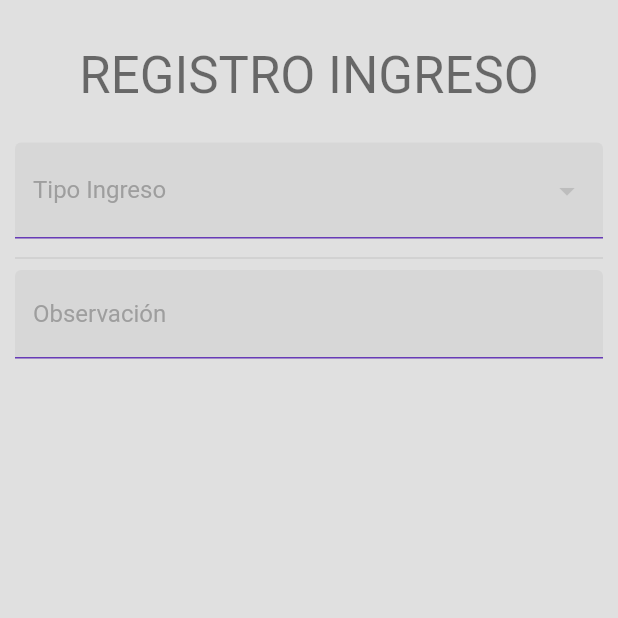
After one commit to AleMicky/app-ingreso, a Flutter app: the screen it shows after launch, on a phone screen of 412 x 824 dp, the top half of it. The commit adds this screen. Run offline on Flutter 3.47's test engine with Material 2 defaults, Android fonts, the phone set to English and light mode, and no system bars; our stand-ins replace flutter_secure_storage; network calls fail.

Commit message:
formulario entry

```diff
--- a/lib/main.dart
+++ b/lib/main.dart
@@ -1,9 +1,11 @@
 import 'package:flutter/material.dart';
 import 'package:ingreso/src/pages/check_auth_page.dart';
+import 'package:ingreso/src/pages/entry_page.dart';
 import 'package:ingreso/src/pages/home_page.dart';
 import 'package:ingreso/src/pages/login_page.dart';
 import 'package:ingreso/src/services/auth_service.dart';
 import 'package:ingreso/src/services/notifications_service.dart';
+import 'package:ingreso/src/services/tipo_ingreso_service.dart';
 import 'package:ingreso/src/theme/tema.dart';
 import 'package:provider/provider.dart';
 
@@ -15,14 +17,16 @@ class MyApp extends StatelessWidget {
     return MultiProvider(
       providers: [
         ChangeNotifierProvider(create: (_) => new AuthService()),
+        ChangeNotifierProvider(create: (_) => new TipoIngresoService()),
       ],
       child: MaterialApp(
         title: 'Ingreso App',
         debugShowCheckedModeBanner: false,
-        initialRoute: 'checking',
+        initialRoute: 'entry',
         routes: {
           'checking': (_) => CheckAuthPage(),
           'home': (BuildContext context) => HomePage(),
+          'entry': (BuildContext context) => EntryPage(),
           'login': (BuildContext context) => LoginPage(),
         },
         scaffoldMessengerKey: NotificationsService.messengerKey,
--- /dev/null
+++ b/lib/src/models/tipoIngreso.dart
@@ -0,0 +1,94 @@
+// To parse this JSON data, do
+//
+//     final tipoIngreso = tipoIngresoFromMap(jsonString);
+
+import 'dart:convert';
+
+List<TipoIngreso> tipoIngresoFromMap(String str) =>
+    List<TipoIngreso>.from(json.decode(str).map((x) => TipoIngreso.fromMap(x)));
+
+String tipoIngresoToMap(List<TipoIngreso> data) =>
+    json.encode(List<dynamic>.from(data.map((x) => x.toMap())));
+
+class TipoIngreso {
+  int id;
+  String descripcion;
+  bool empresa;
+  bool placa;
+  bool fotoPlaca;
+  bool cedula;
+  bool fotoCedula;
+  bool nombre;
+  bool pasajero;
+  bool calle;
+  bool numero;
+
+  TipoIngreso({
+    required this.id,
+    required this.descripcion,
+    required this.empresa,
+    required this.placa,
+    required this.fotoPlaca,
+    required this.cedula,
+    required this.fotoCedula,
+    required this.nombre,
+    required this.pasajero,
+    required this.calle,
+    required this.numero,
+  });
+
+  TipoIngreso copyWith({
+    int? id,
+    String? descripcion,
+    bool? empresa,
+    bool? placa,
+    bool? fotoPlaca,
+    bool? cedula,
+    bool? fotoCedula,
+    bool? nombre,
+    bool? pasajero,
+    bool? calle,
+    bool? numero,
+  }) =>
+      TipoIngreso(
+        id: id ?? this.id,
+        descripcion: descripcion ?? this.descripcion,
+        empresa: empresa ?? this.empresa,
+        placa: placa ?? this.placa,
+        fotoPlaca: fotoPlaca ?? this.fotoPlaca,
+        cedula: cedula ?? this.cedula,
+        fotoCedula: fotoCedula ?? this.fotoCedula,
+        nombre: nombre ?? this.nombre,
+        pasajero: pasajero ?? this.pasajero,
+        calle: calle ?? this.calle,
+        numero: numero ?? this.numero,
+      );
+
+  factory TipoIngreso.fromMap(Map<String, dynamic> json) => TipoIngreso(
+        id: json["id"],
+        descripcion: json["descripcion"],
+        empresa: json["empresa"],
+        placa: json["placa"],
+        fotoPlaca: json["fotoPlaca"],
+        cedula: json["cedula"],
+        fotoCedula: json["fotoCedula"],
+        nombre: json["nombre"],
+        pasajero: json["pasajero"],
+        calle: json["calle"],
+        numero: json["numero"],
+      );
+
+  Map<String, dynamic> toMap() => {
+        "id": id,
+        "descripcion": descripcion,
+        "empresa": empresa,
+        "placa": placa,
+        "fotoPlaca": fotoPlaca,
+        "cedula": cedula,
+        "fotoCedula": fotoCedula,
+        "nombre": nombre,
+        "pasajero": pasajero,
+        "calle": calle,
+        "numero": numero,
+      };
+}
--- /dev/null
+++ b/lib/src/pages/entry_page.dart
@@ -0,0 +1,136 @@
+import 'package:flutter/material.dart';
+import 'package:ingreso/src/models/tipoIngreso.dart';
+import 'package:ingreso/src/providers/entry_form_provider.dart';
+import 'package:ingreso/src/services/tipo_ingreso_service.dart';
+import 'package:ingreso/src/ui/input_decorations.dart';
+import 'package:provider/provider.dart';
+
+class EntryPage extends StatelessWidget {
+  const EntryPage({Key? key}) : super(key: key);
+
+  @override
+  Widget build(BuildContext context) {
+    return Scaffold(
+      body: SafeArea(
+        child: SingleChildScrollView(
+          child: Padding(
+            padding: EdgeInsets.symmetric(horizontal: 10.0, vertical: 20.0),
+            child: Column(
+              children: [
+                SizedBox(height: 10),
+                Center(
+                  child: Text(
+                    'REGISTRO INGRESO',
+                    style: Theme.of(context).textTheme.headline4,
+                  ),
+                ),
+                SizedBox(
+                  height: 20.0,
+                ),
+                ChangeNotifierProvider(
+                  create: (_) => EntryFormProvider(),
+                  child: _FormRntry(),
+                ),
+              ],
+            ),
+          ),
+        ),
+      ),
+    );
+  }
+}
+
+class _FormRntry extends StatelessWidget {
+  @override
+  Widget build(BuildContext context) {
+    final headlines = Provider.of<TipoIngresoService>(context).headlines;
+    final entryForm = Provider.of<EntryFormProvider>(context);
+
+    return Container(
+      child: Form(
+        autovalidateMode: AutovalidateMode.onUserInteraction,
+        key: entryForm.formKey,
+        child: Column(
+          children: [
+            SizedBox(
+              height: 5.0,
+            ),
+            DropdownButtonFormField<TipoIngreso>(
+              items: headlines
+                  .map(
+                    (value) => DropdownMenuItem(
+                      child: Text(value.descripcion),
+                      value: value,
+                    ),
+                  )
+                  .toList(),
+              // value: _opcionSeleccionada,
+              onSaved: (value) => entryForm.idTipoIngreso = value!.id,
+              decoration: InputDecorations.authInputDecoration(
+                labelText: 'Tipo Ingreso',
+              ),
+              onChanged: (opt) => entryForm.iniciarEvento(opt as TipoIngreso),
+            ),
+            entryForm.placaBool
+                ? _espacio(
+                    TextFormField(
+                      textCapitalization: TextCapitalization.sentences,
+                      decoration: InputDecorations.authInputDecoration(
+                        labelText: 'Placa',
+                      ),
+                      keyboardType: TextInputType.text,
+                      validator: (value) => (value == null || value.isEmpty)
+                          ? 'Por favor ingrese un texto'
+                          : null,
+                      onSaved: (value) => entryForm.placa = value!.trim(),
+                    ),
+                  )
+                : Container(),
+            entryForm.empresaBool
+                ? _espacio(
+                    TextFormField(
+                      textCapitalization: TextCapitalization.sentences,
+                      decoration: InputDecorations.authInputDecoration(
+                        labelText: 'Empresa',
+                      ),
+                      keyboardType: TextInputType.text,
+                      validator: (value) => (value == null || value.isEmpty)
+                          ? 'Por favor ingrese un texto'
+                          : null,
+                      onSaved: (value) => entryForm.empresa = value!.trim(),
+                    ),
+                  )
+                : Container(),
+            SizedBox(
+              height: 5.0,
+            ),
+            Divider(),
+            TextFormField(
+              textCapitalization: TextCapitalization.sentences,
+              decoration: InputDecorations.authInputDecoration(
+                labelText: 'Observación',
+              ),
+              keyboardType: TextInputType.text,
+              validator: (value) => (value == null || value.isEmpty)
+                  ? 'Por favor ingrese un texto'
+                  : null,
+              onSaved: (value) => print(value!.trim()),
+            ),
+          ],
+        ),
+      ),
+    );
+  }
+
+  Column _espacio(Widget child) {
+    return Column(
+      children: [
+        SizedBox(
+          height: 5.0,
+        ),
+        Divider(),
+        child
+      ],
+    );
+  }
+}
--- /dev/null
+++ b/lib/src/providers/entry_form_provider.dart
@@ -0,0 +1,84 @@
+import 'package:flutter/material.dart';
+import 'package:ingreso/src/models/tipoIngreso.dart';
+
+class EntryFormProvider extends ChangeNotifier {
+  GlobalKey<FormState> formKey = new GlobalKey<FormState>();
+  int _idTipoIngreso = 0;
+  String _placa = '';
+  String _empresa = '';
+  String _nombre = '';
+  String _cedula = '';
+  String _calle = '';
+  String _numero = '';
+
+  bool _placaBool = false;
+  bool _empresaBool = false;
+  bool _nombreBool = false;
+  bool _cedulaBool = false;
+  bool _calleBool = false;
+  bool _numeroBool = false;
+
+  int get idTipoIngreso => _idTipoIngreso;
+  String get placa => _placa;
+  String get empresa => _empresa;
+  String get nombre => _nombre;
+  String get cedula => _cedula;
+  String get calle => _calle;
+  String get numero => _numero;
+
+  bool get placaBool => _placaBool;
+  bool get empresaBool => _empresaBool;
+  bool get nombreBool => _nombreBool;
+  bool get cedulaBool => _cedulaBool;
+  bool get calleBool => _calleBool;
+  bool get numeroBool => _numeroBool;
+
+  set idTipoIngreso(int value) {
+    _idTipoIngreso = value;
+    notifyListeners();
+  }
+
+  set placa(String value) {
+    _placa = value;
+    notifyListeners();
+  }
+
+  set empresa(String value) {
+    _empresa = value;
+    notifyListeners();
+  }
+
+  set nombre(String value) {
+    _nombre = value;
+    notifyListeners();
+  }
+
+  set cedula(String value) {
+    _cedula = value;
+    notifyListeners();
+  }
+
+  set calle(String value) {
+    _calle = value;
+    notifyListeners();
+  }
+
+  set numero(String value) {
+    _numero = value;
+    notifyListeners();
+  }
+
+  void iniciarEvento(TipoIngreso tipo) {
+    _placaBool = tipo.placa;
+    _empresaBool = tipo.empresa;
+    _nombreBool = tipo.nombre;
+    _cedulaBool = tipo.cedula;
+    _calleBool = tipo.calle;
+    _numeroBool = tipo.numero;
+    notifyListeners();
+  }
+
+  bool isValidForm() {
+    return formKey.currentState?.validate() ?? false;
+  }
+}
--- /dev/null
+++ b/lib/src/services/tipo_ingreso_service.dart
@@ -0,0 +1,21 @@
+import 'package:flutter/material.dart';
+import 'package:ingreso/src/models/tipoIngreso.dart';
+import 'package:http/http.dart' as http;
+import 'package:ingreso/src/util/app_url.dart';
+
+class TipoIngresoService with ChangeNotifier {
+  List<TipoIngreso> headlines = [];
+  TipoIngresoService() {
+    this.getTopHeadlines();
+  }
+  getTopHeadlines() async {
+    final url = Uri.parse('${AppUrl.baseURL}/api/TipoIngreso');
+
+    final resp = await http.get(url);
+
+    final newsResponse = tipoIngresoFromMap(resp.body);
+    this.headlines.addAll(newsResponse);
+
+    notifyListeners();
+  }
+}
--- a/lib/src/ui/input_decorations.dart
+++ b/lib/src/ui/input_decorations.dart
@@ -22,6 +22,9 @@ class InputDecorations {
         labelStyle: TextStyle(
           color: Colors.grey,
         ),
+        border: OutlineInputBorder(
+          borderRadius: BorderRadius.circular(5.0),
+        ),
         suffixIcon: prefixIcon != null
             ? Icon(
                 prefixIcon,
```
